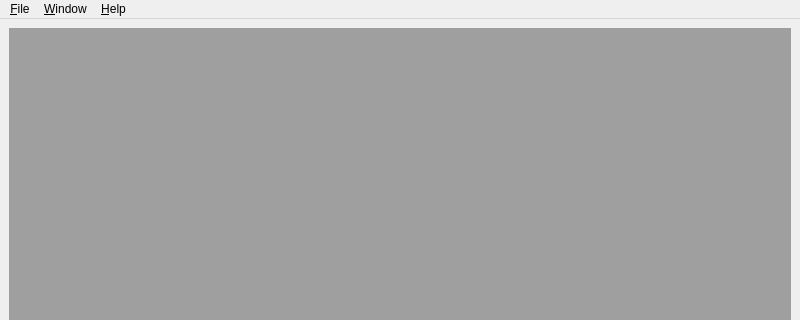
Above: src/client/mesycontrol/ui/mainwin.ui from flueke/mesycontrol before the change; both pictures show x 0 to 800 and y 0 to 320 of the 800 by 600 pixel window. Below: the same form after it.
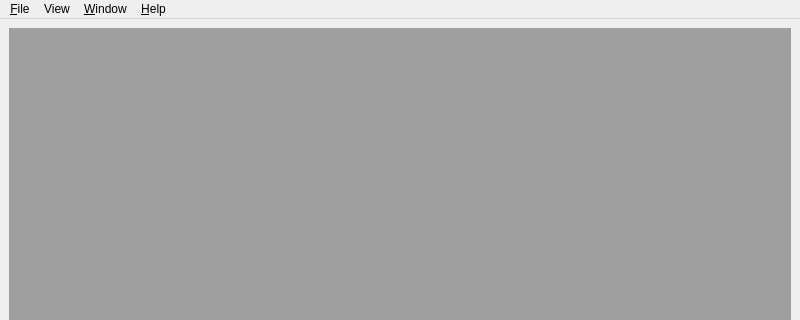
That is the form after the change.

Diff of the .ui file:
```diff
--- a/src/client/mesycontrol/ui/mainwin.ui
+++ b/src/client/mesycontrol/ui/mainwin.ui
@@ -62,7 +62,15 @@
     <addaction name="actionAbout"/>
     <addaction name="actionAbout_Qt"/>
    </widget>
+   <widget class="QMenu" name="menuView">
+    <property name="title">
+     <string>View</string>
+    </property>
+    <addaction name="actionFont_Size_Inc"/>
+    <addaction name="actionFont_Size_Dec"/>
+   </widget>
    <addaction name="menu_File"/>
+   <addaction name="menuView"/>
    <addaction name="menu_Window"/>
    <addaction name="menuHelp"/>
   </widget>
```
Left out of the diff: 22 changed lines with no effect on the pictures.
